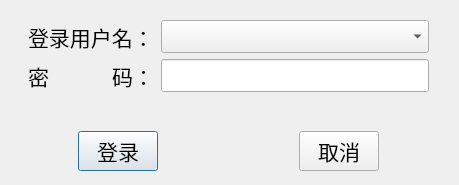
The window that forms/logindialog.ui (wangkungit5905/PzAssistant) describes before a commit, drawn with Qt 5.
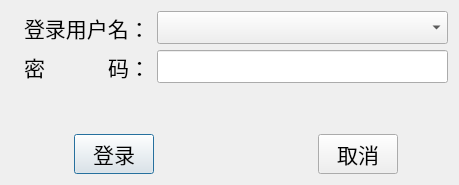
The same window after the commit. Icons and pictures are not drawn.

Patch:
```diff
--- a/forms/logindialog.ui
+++ b/forms/logindialog.ui
@@ -16,20 +16,18 @@
   <property name="modal">
    <bool>true</bool>
   </property>
-  <widget class="QWidget" name="layoutWidget">
-   <property name="geometry">
-    <rect>
-     <x>18</x>
-     <y>10</y>
-     <width>421</width>
-     <height>171</height>
-    </rect>
-   </property>
-   <layout class="QVBoxLayout" name="mLayout" stretch="2,1">
-    <property name="margin">
-     <number>10</number>
-    </property>
-    <item>
+  <layout class="QGridLayout" name="gridLayout">
+   <item row="0" column="0" rowspan="2">
+    <widget class="QLabel" name="label_3">
+     <property name="text">
+      <string/>
+     </property>
+     <property name="pixmap">
+      <pixmap resource="../imgers.qrc">:/images/password.png</pixmap>
+     </property>
+    </widget>
+   </item>
+   <item row="0" column="1">
      <layout class="QFormLayout" name="formLayout">
       <item row="0" column="0">
        <widget class="QLabel" name="label">
@@ -82,7 +80,7 @@
       </item>
      </layout>
     </item>
-    <item>
+   <item row="1" column="1">
      <layout class="QHBoxLayout" name="horizontalLayout">
       <property name="leftMargin">
        <number>50</number>
@@ -133,7 +131,8 @@
     </item>
    </layout>
   </widget>
- </widget>
- <resources/>
+ <resources>
+  <include location="../imgers.qrc"/>
+ </resources>
  <connections/>
 </ui>
```
Lines whose indentation alone changed are shown as unchanged.
